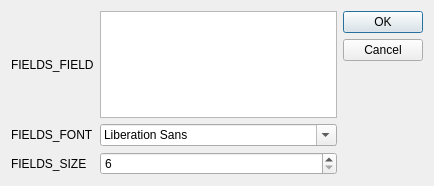
The window that qt/aqt/forms/addfield.ui (ankitects/anki) describes before a commit, drawn with Qt 5.
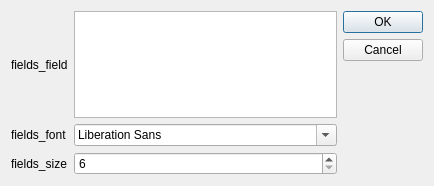
The same window after the commit.

What changed in the file:
```diff
--- a/qt/aqt/forms/addfield.ui
+++ b/qt/aqt/forms/addfield.ui
@@ -19,14 +19,14 @@
      <item row="0" column="0">
       <widget class="QLabel" name="label">
        <property name="text">
-        <string>FIELDS_FIELD</string>
+        <string>fields_field</string>
        </property>
       </widget>
      </item>
      <item row="2" column="0">
       <widget class="QLabel" name="label_3">
        <property name="text">
-        <string>FIELDS_SIZE</string>
+        <string>fields_size</string>
        </property>
       </widget>
      </item>
@@ -49,7 +49,7 @@
      <item row="1" column="0">
       <widget class="QLabel" name="label_2">
        <property name="text">
-        <string>FIELDS_FONT</string>
+        <string>fields_font</string>
        </property>
       </widget>
      </item>
```
Left out of the diff: 2 changed lines with no effect on the pictures.
